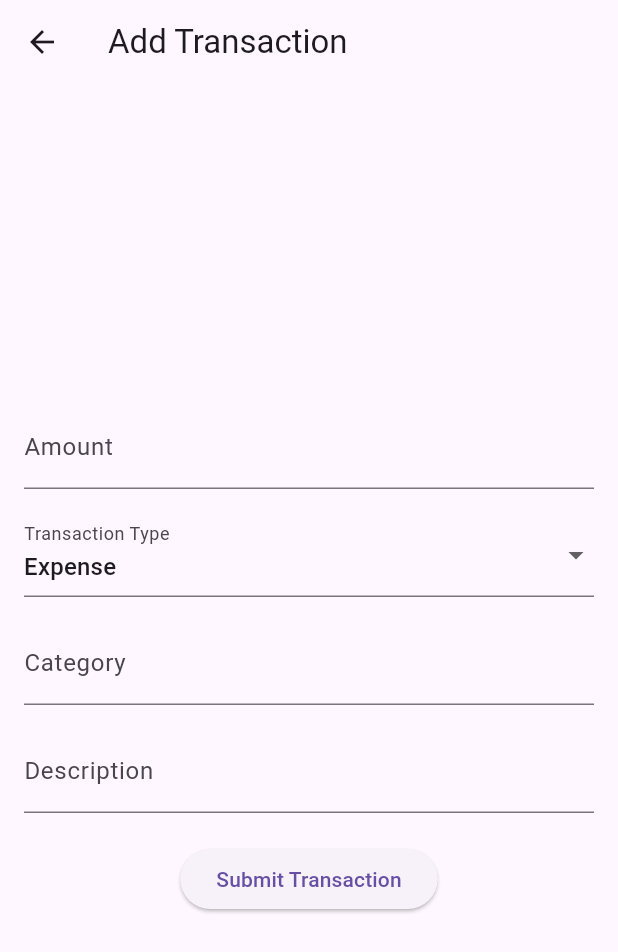
After one commit to ahmudimam/BudgetWise, a Flutter app: the HomePage screen opened by its route, after a tap on "Add Transaction", on a phone screen of 412 x 824 dp. The commit adds this screen. Shown: the top 952 px of the screen. Run offline on Flutter 3.47's test engine with Material 3 defaults, Android fonts, the phone set to English and light mode, and no system bars; our stand-ins replace cloud_firestore, firebase_auth, firebase_core, fl_chart, google_sign_in; accounts and stored records are empty.

Commit message:
budget features added

```diff
--- /dev/null
+++ b/lib/add_transaction_page.dart
@@ -0,0 +1,104 @@
+import 'package:flutter/material.dart';
+import 'package:cloud_firestore/cloud_firestore.dart';
+
+class AddTransactionPage extends StatefulWidget {
+  @override
+  _AddTransactionPageState createState() => _AddTransactionPageState();
+}
+
+class _AddTransactionPageState extends State<AddTransactionPage> {
+  final TextEditingController amountController = TextEditingController();
+  final TextEditingController categoryController = TextEditingController();
+  final TextEditingController descriptionController = TextEditingController();
+
+  // Define options for the transaction type dropdown
+  final List<String> transactionTypes = ['Expense', 'Income'];
+  String selectedTransactionType = 'Expense';
+
+  @override
+  Widget build(BuildContext context) {
+    return Scaffold(
+      appBar: AppBar(
+        title: Text('Add Transaction'),
+      ),
+      body: Padding(
+        padding: const EdgeInsets.all(16.0),
+        child: Column(
+          mainAxisAlignment: MainAxisAlignment.center,
+          children: [
+            TextField(
+              controller: amountController,
+              keyboardType: TextInputType.number,
+              decoration: InputDecoration(labelText: 'Amount'),
+            ),
+            SizedBox(height: 16),
+            DropdownButtonFormField<String>(
+              value: selectedTransactionType,
+              onChanged: (value) {
+                setState(() {
+                  selectedTransactionType = value!;
+                });
+              },
+              items: transactionTypes.map((type) {
+                return DropdownMenuItem<String>(
+                  value: type,
+                  child: Text(type),
+                );
+              }).toList(),
+              decoration: InputDecoration(labelText: 'Transaction Type'),
+            ),
+            SizedBox(height: 16),
+            TextField(
+              controller: categoryController,
+              decoration: InputDecoration(labelText: 'Category'),
+            ),
+            SizedBox(height: 16),
+            TextField(
+              controller: descriptionController,
+              decoration: InputDecoration(labelText: 'Description'),
+            ),
+            SizedBox(height: 20),
+            ElevatedButton(
+              onPressed: () {
+                saveTransaction();
+              },
+              child: Text('Submit Transaction'),
+            ),
+          ],
+        ),
+      ),
+    );
+  }
+
+  void saveTransaction() async {
+    // Extract data from controllers
+    final double amount = double.parse(amountController.text);
+    final String transactionType = selectedTransactionType;
+    final String category = categoryController.text;
+    final String description = descriptionController.text;
+
+    // Reference to the 'transactions' collection
+    final CollectionReference transactions =
+        FirebaseFirestore.instance.collection('transactions');
+
+    try {
+      // Add a new document with a generated id
+      await transactions.add({
+        'amount': amount,
+        'transactionType': transactionType,
+        'category': category,
+        'description': description,
+        'date': DateTime.now(),
+      });
+
+      // Success message (you can replace this with your own UI feedback)
+      print('Transaction saved successfully!');
+    } catch (e) {
+      // Handle errors (you can replace this with your own error handling)
+      print('Error saving transaction: $e');
+    }
+
+    // After saving, navigate back to the home page
+    Navigator.pop(context);
+  }
+}
--- a/lib/home.dart
+++ b/lib/home.dart
@@ -8,11 +8,40 @@ class HomePage extends StatelessWidget {
         title: Text('Home Page'),
       ),
       body: Center(
-        child: ElevatedButton(
-          onPressed: () {
-            Navigator.pushNamed(context, '/login');
-          },
-          child: Text('Logout'),
+        child: Column(
+          mainAxisAlignment: MainAxisAlignment.center,
+          children: [
+            ElevatedButton(
+              onPressed: () {
+                Navigator.pushNamed(context, '/login');
+              },
+              child: Text('Logout'),
+            ),
+            SizedBox(height: 20),
+            ElevatedButton(
+              onPressed: () {
+                // Navigate to the transaction entry screen
+                Navigator.pushNamed(context, '/add_transaction');
+              },
+              child: Text('Add Transaction'),
+            ),
+            SizedBox(height: 20),
+            ElevatedButton(
+              onPressed: () {
+                // Navigate to the budget overview screen
+                Navigator.pushNamed(context, '/budget_overview');
+              },
+              child: Text('Budget Overview'),
+            ),
+            SizedBox(height: 20),
+            ElevatedButton(
+              onPressed: () {
+                // Navigate to the transaction list screen
+                Navigator.pushNamed(context, '/transaction_list');
+              },
+              child: Text('Transaction List'),
+            ),
+          ],
         ),
       ),
     );
--- a/lib/main.dart
+++ b/lib/main.dart
@@ -1,11 +1,12 @@
 import 'package:flutter/material.dart';
 import 'package:firebase_core/firebase_core.dart';
-//import 'AuthenticationScreen.dart';
+import 'add_transaction_page.dart';
+import 'transaction_list_page.dart';
+import 'budget_overview_page.dart';
 import 'splashScreen.dart';
 import 'loginPage.dart';
 import 'signup.dart';
 import 'home.dart';
-//import 'googlesigninpage.dart';
 
 Future<void> main() async {
   WidgetsFlutterBinding.ensureInitialized();
@@ -36,6 +37,9 @@ class MyApp extends StatelessWidget {
         '/login': (context) => LoginPage(),
         '/register': (context) => SignUpPage(),
         '/home': (context) => HomePage(),
+        '/add_transaction': (context) => AddTransactionPage(),
+        '/transaction_list': (context) => TransactionListPage(),
+        '/budget_overview': (context) => BudgetOverviewPage(),
       },
     );
   }
```
Also changed, not shown: lib/AuthenticationScreen.dart (deleted, +0 -75 lines), lib/budget_overview_page.dart (added, +87 -0 lines), lib/transaction_list_page.dart (added, +55 -0 lines), pubspec.yaml (+26 -1 lines), assets/images/as.png (added), assets/images/email_icon.png (added), assets/images/logo.png (added), assets/images/no-photo.jpeg (added), assets/images/no-photo.png (added), assets/images/password_icon.png (added), assets/images/powered_by.png (added), assets/images/profile-photo.jpeg (added), assets/images/user_icon.png (added), pubspec.lock, 5 other files.
